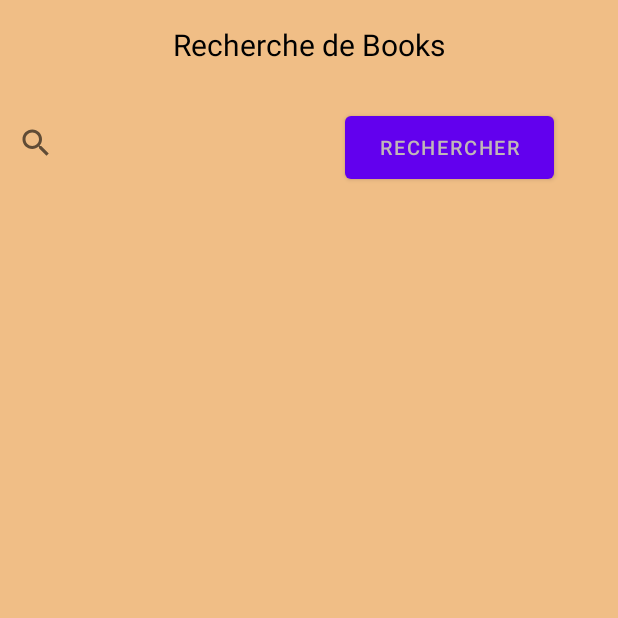
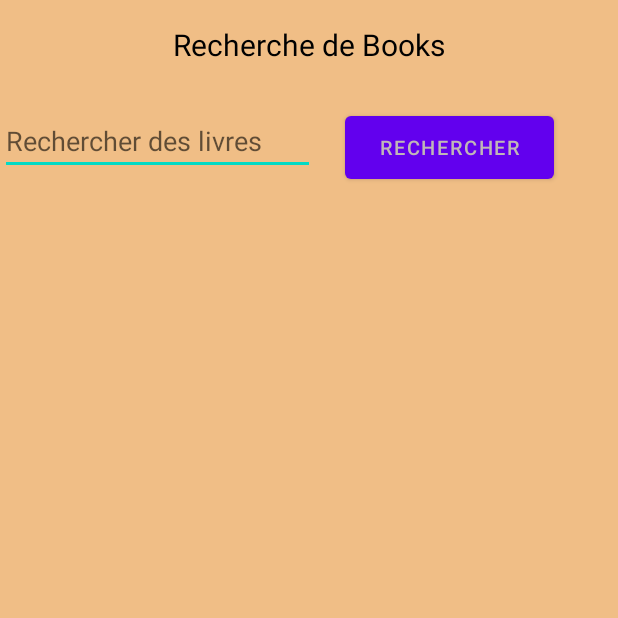
Before and after one commit to DigitalMaestro89/BooksProjects, an Android app: the SearchActivity screen opened directly, with no data from a screen before it, after a tap on "RECHERCHER", on a phone screen of 412 x 824 dp, the top half of it. Run offline under Robolectric (Android 15) with nearby library versions, the phone set to English and light mode, and no system bars.

Commit message:
editText de SearchActivity+retrieveAuthor

```diff
--- a/app/src/main/java/es/usj/booksprojects/activity/SearchActivity.java
+++ b/app/src/main/java/es/usj/booksprojects/activity/SearchActivity.java
@@ -7,8 +7,10 @@ import androidx.recyclerview.widget.RecyclerView;
 import android.content.Intent;
 import android.os.Bundle;
 import android.text.TextUtils;
+import android.util.Log;
 import android.view.View;
 import android.widget.Button;
+import android.widget.EditText;
 import android.widget.SearchView;
 import android.widget.TextView;
 import android.widget.Toast;
@@ -18,17 +20,21 @@ import java.util.List;
 import es.usj.booksprojects.R;
 import es.usj.booksprojects.adapters.BookListAdapter;
 import es.usj.booksprojects.adapters.SearchBookListAdapter;
+import es.usj.booksprojects.data.AuthorData;
 import es.usj.booksprojects.data.BookData;
 import es.usj.booksprojects.database.AppDatabase;
 import es.usj.booksprojects.database.BookDao;
+import es.usj.booksprojects.model.Author;
 import es.usj.booksprojects.model.Book;
 import es.usj.booksprojects.serverOperations.GetRequest;
+import es.usj.booksprojects.serverOperations.callback.AuthorGetRequestCallback;
 import es.usj.booksprojects.serverOperations.callback.BookGetRequestCallback;
 
 public class SearchActivity extends AppCompatActivity {
     private RecyclerView recyclerView;
     private Button validerButton;
-    private SearchView searchView;
+    //private SearchView searchView;
+    private EditText searchEditText;
     private TextView searchTextView;
     private BookListAdapter adapter;
     private BookData searchResults;
@@ -40,7 +46,8 @@ public class SearchActivity extends AppCompatActivity {
         super.onCreate(savedInstanceState);
         setContentView(R.layout.activity_search);
 
-        searchView = findViewById(R.id.searchView);
+        //searchView = findViewById(R.id.searchView);
+        searchEditText = findViewById(R.id.searchEditText);
         validerButton = findViewById(R.id.validerButton);
         recyclerView = findViewById(R.id.recyclerView);
         searchTextView = findViewById(R.id.searchTextView);
@@ -65,7 +72,8 @@ public class SearchActivity extends AppCompatActivity {
     }
 
     private void performSearch() {
-        String searchQuery = searchView.getQuery().toString();
+        //String searchQuery = searchView.getQuery().toString();
+        String searchQuery = searchEditText.getText().toString();
 
         if (!TextUtils.isEmpty(searchQuery)) {
             GetRequest getRequest = new GetRequest();
@@ -76,6 +84,29 @@ public class SearchActivity extends AppCompatActivity {
                     searchResults.setBooks(books);
                     adapter.updateBooks(books);  // Use the new method to update data
                     searchTextView.setText(getString(R.string.search_results, searchQuery));
+
+                    for (Book bookItem:searchList.getBooks()){
+                        Log.d("DEBUG", "Je rentre dans la boucle" + books.toString());
+                        String authorKey = bookItem.getAuthorKey();
+                        if(!AuthorData.getInstance().haveAuthor(authorKey)){
+                            GetRequest getRequestAuthor = new GetRequest();
+
+                            getRequestAuthor.retrAuthor(authorKey, new AuthorGetRequestCallback() {
+                                @Override
+                                public void onSuccess(Author author) {
+                                    author.setKey(authorKey);
+                                    Log.d("DEBUG","OnSuccees Author "+author.toString());
+                                    AuthorData.getInstance().addAuthor(author);
+                                }
+
+                                @Override
+                                public void onFailure(Throwable t) {
+                                    Log.e("DEBUG","Onfailure Author ");
+                                }
+                            });
+                        }
+                    }
+
                 }
 
                 @Override
--- a/app/src/main/res/layout/activity_search.xml
+++ b/app/src/main/res/layout/activity_search.xml
@@ -6,27 +6,26 @@
     android:layout_height="match_parent"
     tools:context=".activity.SearchActivity">
 
-    <SearchView
-        android:id="@+id/searchView"
+    <EditText
+        android:id="@+id/searchEditText"
         android:layout_width="210dp"
         android:layout_height="0dp"
         android:layout_marginTop="28dp"
-        app:iconifiedByDefault="false"
+        android:hint="Rechercher des livres"
+        android:layout_below="@+id/searchTextView"
         app:layout_constraintTop_toBottomOf="@+id/searchTextView"
-        app:queryHint="Rechercher des livres"
-        tools:ignore="MissingConstraints"
-        tools:layout_editor_absoluteX="25dp" />
+        tools:ignore="MissingConstraints" />
 
     <Button
         android:id="@+id/validerButton"
         android:layout_width="139dp"
         android:layout_height="54dp"
-        android:layout_below="@id/searchView"
+        android:layout_below="@id/searchEditText"
         android:layout_marginStart="20dp"
         android:layout_marginTop="28dp"
         android:textSize="13sp"
         android:text="Rechercher"
-        app:layout_constraintStart_toEndOf="@+id/searchView"
+        app:layout_constraintStart_toEndOf="@+id/searchEditText"
         app:layout_constraintTop_toBottomOf="@+id/searchTextView" />
 
     <TextView
@@ -49,6 +48,6 @@
         android:scrollbars="vertical"
         app:layout_constraintEnd_toEndOf="parent"
         app:layout_constraintStart_toStartOf="parent"
-        app:layout_constraintTop_toBottomOf="@+id/searchView" />
+        app:layout_constraintTop_toBottomOf="@+id/searchEditText" />
 
 </androidx.constraintlayout.widget.ConstraintLayout>
```
